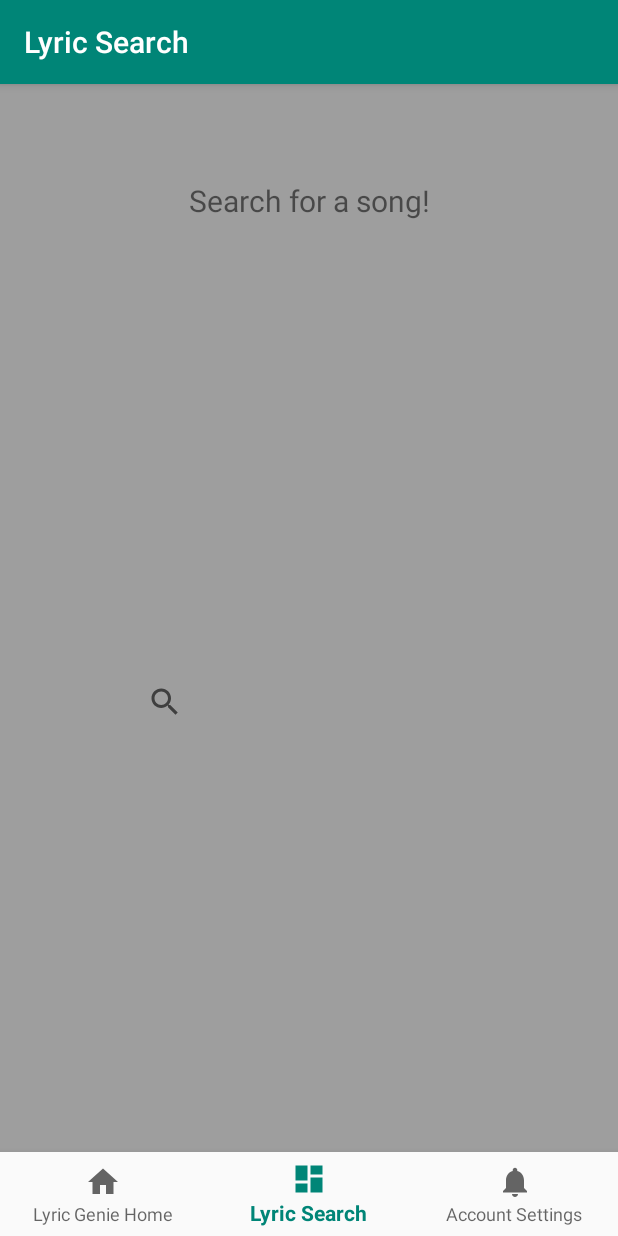
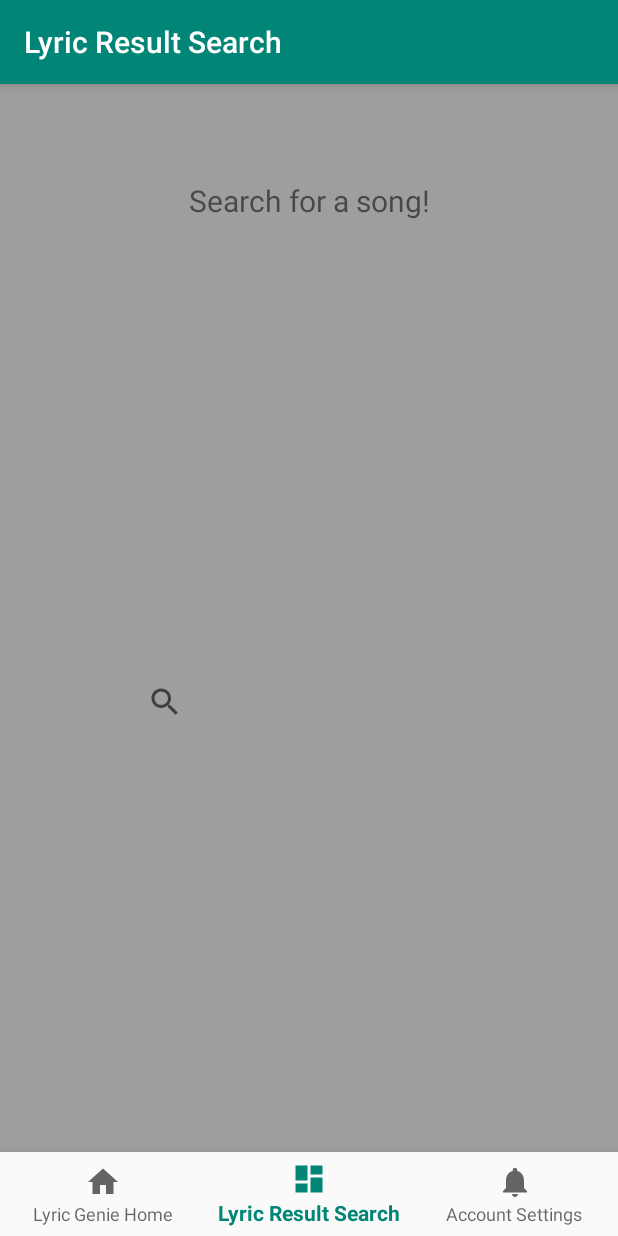
Before and after one commit to jc1989/AndroidStudioProjects, an Android app: the screen it shows after launch (MainActivity), item 2 of the bottom bar chosen, on a phone screen of 412 x 824 dp. Run offline under Robolectric (Android 15) with nearby library versions, the phone set to English and light mode, and no system bars; our stand-ins replace navigation-ui.

Commit message:
Updated Strings
Updated Strings

```diff
--- a/SemesterProject2/app/src/main/res/values/strings.xml
+++ b/SemesterProject2/app/src/main/res/values/strings.xml
@@ -1,7 +1,7 @@
 <resources>
     <string name="app_name">Lyric Genie</string>
     <string name="title_home">Lyric Genie Home</string>
-    <string name="title_dashboard">Lyric Search</string>
+    <string name="title_dashboard">Lyric Result Search</string>
     <string name="title_notifications">Account Settings</string>\
     <string name="link">
         <a href="jc1989.github.io/LyricGenieHost/LyricGenie/index.html">Lyric Genie Website Home</a>
```
